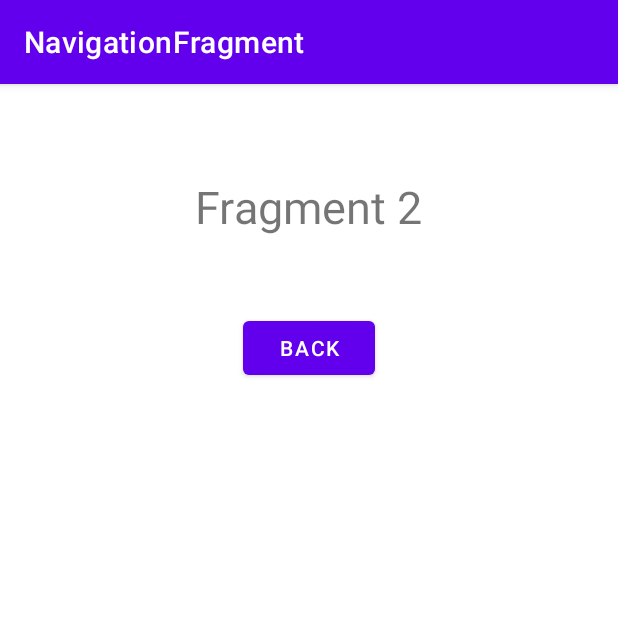
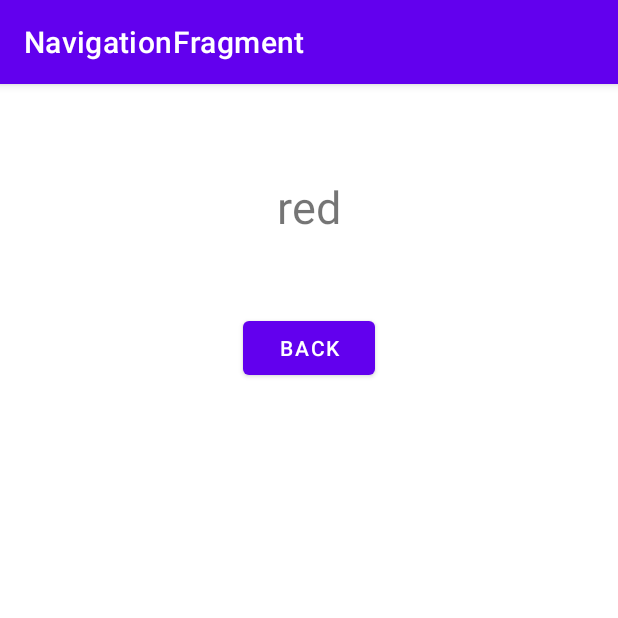
Before and after one commit to hasanyatar/NavigationFragment, an Android app: the SecondFragment screen opened through its navigation route, on a phone screen of 412 x 824 dp, the top half of it. Run offline under Robolectric (Android 15) with nearby library versions, the phone set to English and light mode, and no system bars.

Commit message:
Bind navigation between fragments

```diff
--- a/app/src/main/java/com/example/navigationfragment/FirstFragment.kt
+++ b/app/src/main/java/com/example/navigationfragment/FirstFragment.kt
@@ -5,6 +5,7 @@ import androidx.fragment.app.Fragment
 import android.view.LayoutInflater
 import android.view.View
 import android.view.ViewGroup
+import androidx.navigation.Navigation
 
 
 class FirstFragment : Fragment() {
@@ -22,5 +23,15 @@ class FirstFragment : Fragment() {
         return inflater.inflate(R.layout.fragment_first, container, false)
     }
 
+    // this calling after creating all views
+    override fun onViewCreated(view: View, savedInstanceState: Bundle?) {
+        super.onViewCreated(view, savedInstanceState)
+
+        view.findViewById<android.widget.Button>(R.id.button1).setOnClickListener{
+            val action = FirstFragmentDirections.actionFirstFragmentToSecondFragment("Blue")
+            Navigation.findNavController(it).navigate(action)
+        }
+    }
+
 
 }
--- a/app/src/main/java/com/example/navigationfragment/SecondFragment.kt
+++ b/app/src/main/java/com/example/navigationfragment/SecondFragment.kt
@@ -5,6 +5,7 @@ import androidx.fragment.app.Fragment
 import android.view.LayoutInflater
 import android.view.View
 import android.view.ViewGroup
+import androidx.navigation.Navigation
 
 
 class SecondFragment : Fragment() {
@@ -22,4 +23,16 @@ class SecondFragment : Fragment() {
         return inflater.inflate(R.layout.fragment_second, container, false)
     }
 
+
+    override fun onViewCreated(view: View, savedInstanceState: Bundle?) {
+        super.onViewCreated(view, savedInstanceState)
+        arguments?.let{
+            val color = SecondFragmentArgs.fromBundle(it).color
+            view.findViewById<android.widget.TextView>(R.id.textView2).setText(color)
+        }
+        view.findViewById<android.widget.Button>(R.id.button2).setOnClickListener{
+            val action = SecondFragmentDirections.actionSecondFragmentToFirstFragment()
+            Navigation.findNavController(it).navigate(action)
+        }
+    }
 }
```
